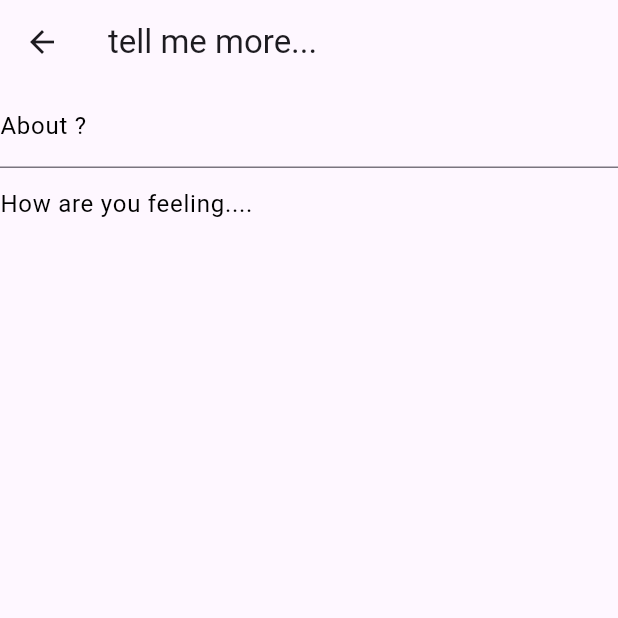
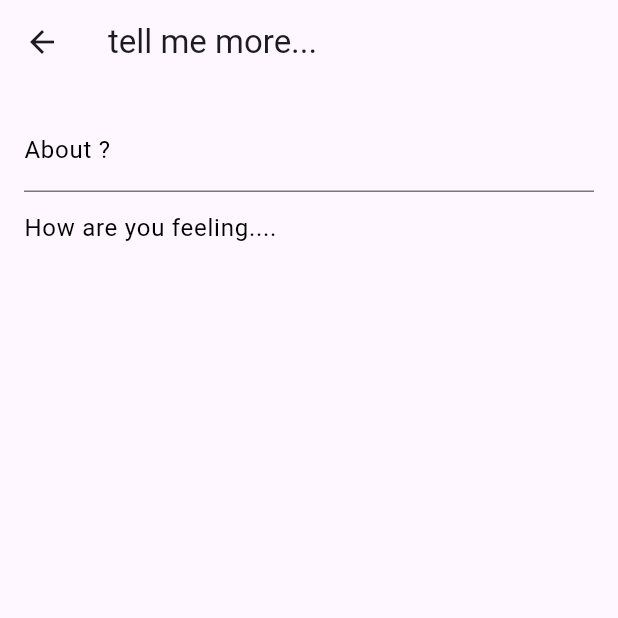
Before and after one commit to subrat-dwi/my_mood_diary, a Flutter app: the screen it shows after launch, after a tap on "Suffering :)", on a phone screen of 412 x 824 dp, the top half of it. Run offline on Flutter 3.47's test engine with Material 3 defaults, Android fonts, the phone set to English and light mode, and no system bars; our stand-ins replace firebase_core, flutter_datetime_picker_plus; accounts and stored records are empty.

Commit message:
dairy page data sharing

```diff
--- a/lib/diary_page.dart
+++ b/lib/diary_page.dart
@@ -1,7 +1,9 @@
 import 'package:flutter/material.dart';
 
 class DiaryPage extends StatelessWidget {
-  const DiaryPage({super.key});
+  String mood;
+  DateTime date;
+  DiaryPage({super.key, required this.mood, required this.date});
 
   @override
   Widget build(BuildContext context) {
@@ -11,7 +13,9 @@ class DiaryPage extends StatelessWidget {
       appBar: AppBar(
         title: Text("tell me more..."),
       ),
-      body: Column(
+      body: Padding(
+        padding: const EdgeInsets.all(16.0),
+        child: Column(
           children: [
             TextField(
               maxLines: null,
@@ -41,6 +45,7 @@ class DiaryPage extends StatelessWidget {
             ),
           ],
         ),
+      ),
     );
   }
 }
```
Also changed, not shown: lib/home_page.dart (+6 -6 lines). Lines whose indentation alone changed are shown as unchanged.
